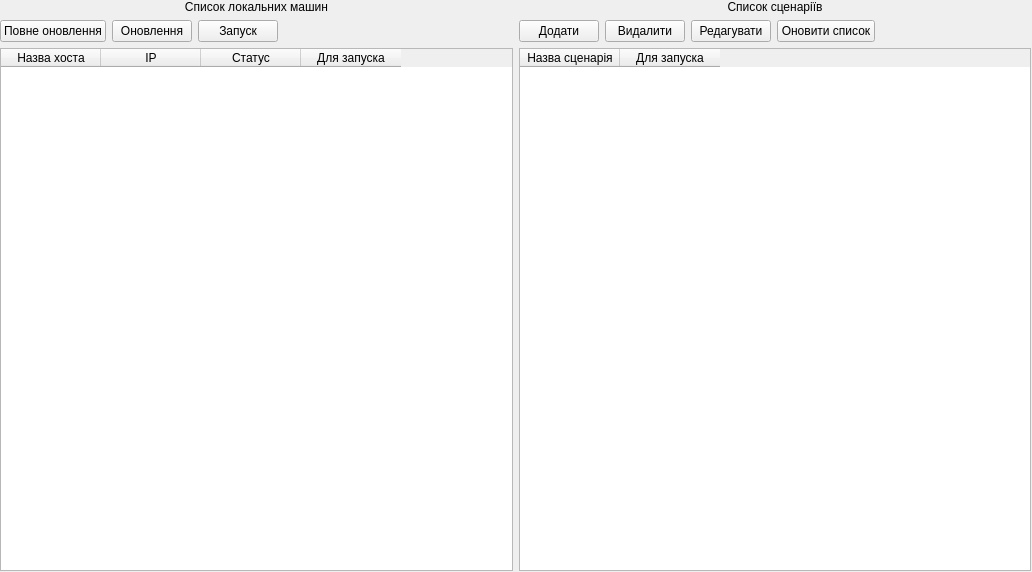
Above: app/view_ui/host_manager.ui from sweetcolor/WinAutoInstaller before the change. Below: the same form after it.
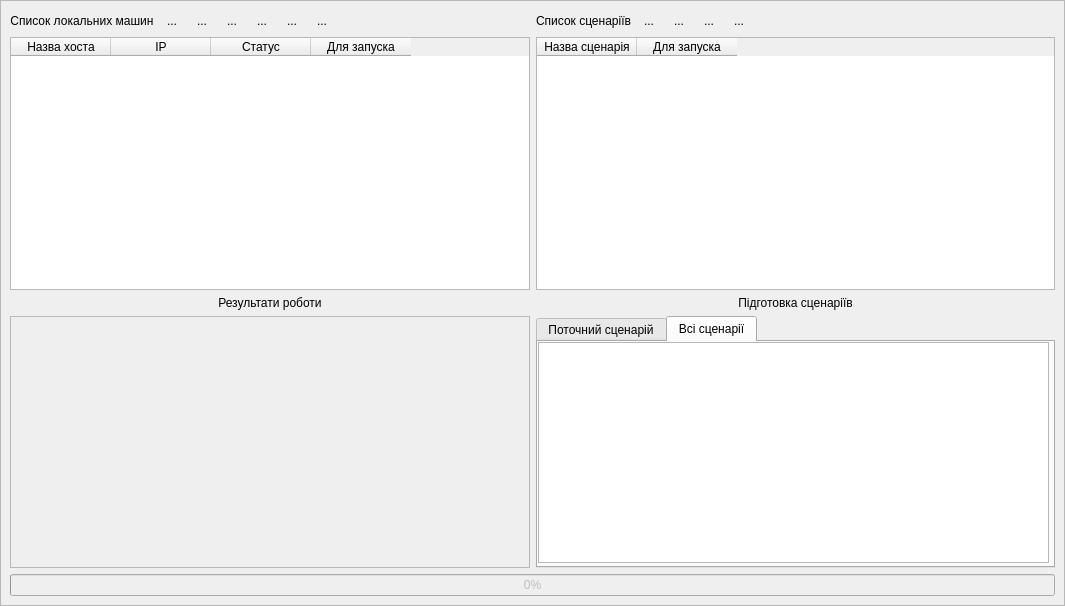
That is the form after the change. The open tabs and pages were chosen to show the change. Icons and pictures are not drawn.

Commit message: change pushButton -> toolButton; add icon

```diff
--- a/app/view_ui/host_manager.ui
+++ b/app/view_ui/host_manager.ui
@@ -6,26 +6,299 @@
    <rect>
     <x>0</x>
     <y>0</y>
-    <width>1032</width>
-    <height>572</height>
+    <width>1065</width>
+    <height>606</height>
    </rect>
   </property>
   <property name="windowTitle">
    <string>Form</string>
   </property>
-  <widget class="QWidget" name="layoutWidget">
+  <layout class="QGridLayout" name="gridLayout">
+   <property name="leftMargin">
+    <number>0</number>
+   </property>
+   <property name="topMargin">
+    <number>0</number>
+   </property>
+   <property name="rightMargin">
+    <number>0</number>
+   </property>
+   <property name="bottomMargin">
+    <number>0</number>
+   </property>
+   <property name="spacing">
+    <number>0</number>
+   </property>
+   <item row="0" column="0">
+    <widget class="QScrollArea" name="scrollArea">
+     <property name="widgetResizable">
+      <bool>true</bool>
+     </property>
+     <widget class="QWidget" name="scrollAreaWidgetContents">
    <property name="geometry">
     <rect>
      <x>0</x>
      <y>0</y>
-     <width>1031</width>
-     <height>571</height>
-    </rect>
-   </property>
-   <layout class="QGridLayout" name="hostManagerTabGridLayout">
+        <width>1063</width>
+        <height>604</height>
+       </rect>
+      </property>
+      <layout class="QGridLayout" name="gridLayout_2">
+       <item row="0" column="0">
+        <layout class="QVBoxLayout" name="verticalLayout">
+         <item>
+          <layout class="QVBoxLayout" name="hostListVerticalLayout">
+           <item>
+            <layout class="QHBoxLayout" name="hostListButtonsHorizontalLayout">
+             <item>
+              <widget class="QLabel" name="localMachineListLabel">
+               <property name="text">
+                <string>Список локальних машин</string>
+               </property>
+               <property name="alignment">
+                <set>Qt::AlignCenter</set>
+               </property>
+              </widget>
+             </item>
+             <item>
+              <widget class="QToolButton" name="saveToDatabaselButton">
+               <property name="toolTip">
+                <string>Збереження списку в базі</string>
+               </property>
+               <property name="text">
+                <string>...</string>
+               </property>
+               <property name="icon">
+                <iconset resource="view.qrc">
+                 <normaloff>:/images/database.png</normaloff>:/images/database.png</iconset>
+               </property>
+               <property name="iconSize">
+                <size>
+                 <width>27</width>
+                 <height>27</height>
+                </size>
+               </property>
+               <property name="checkable">
+                <bool>false</bool>
+               </property>
+               <property name="autoRepeat">
+                <bool>false</bool>
+               </property>
+               <property name="autoRaise">
+                <bool>true</bool>
+               </property>
+              </widget>
+             </item>
+             <item>
+              <widget class="QToolButton" name="fullUpdateHostListButton">
+               <property name="text">
+                <string>...</string>
+               </property>
+               <property name="icon">
+                <iconset resource="view.qrc">
+                 <normaloff>:/images/full-update.png</normaloff>:/images/full-update.png</iconset>
+               </property>
+               <property name="iconSize">
+                <size>
+                 <width>27</width>
+                 <height>27</height>
+                </size>
+               </property>
+               <property name="checkable">
+                <bool>false</bool>
+               </property>
+               <property name="autoRepeat">
+                <bool>false</bool>
+               </property>
+               <property name="autoRaise">
+                <bool>true</bool>
+               </property>
+              </widget>
+             </item>
+             <item>
+              <widget class="QToolButton" name="updateHostListButton">
+               <property name="toolTip">
+                <string>Оновлення</string>
+               </property>
+               <property name="text">
+                <string>...</string>
+               </property>
+               <property name="icon">
+                <iconset resource="view.qrc">
+                 <normaloff>:/images/update.png</normaloff>:/images/update.png</iconset>
+               </property>
+               <property name="iconSize">
+                <size>
+                 <width>27</width>
+                 <height>27</height>
+                </size>
+               </property>
+               <property name="checkable">
+                <bool>false</bool>
+               </property>
+               <property name="autoRepeat">
+                <bool>false</bool>
+               </property>
+               <property name="autoRaise">
+                <bool>true</bool>
+               </property>
+              </widget>
+             </item>
+             <item>
+              <widget class="QToolButton" name="startInstalationOnHostsButton">
+               <property name="toolTip">
+                <string>Запуск</string>
+               </property>
+               <property name="text">
+                <string>...</string>
+               </property>
+               <property name="icon">
+                <iconset resource="view.qrc">
+                 <normaloff>:/images/play.png</normaloff>:/images/play.png</iconset>
+               </property>
+               <property name="iconSize">
+                <size>
+                 <width>27</width>
+                 <height>27</height>
+                </size>
+               </property>
+               <property name="checkable">
+                <bool>false</bool>
+               </property>
+               <property name="autoRepeat">
+                <bool>false</bool>
+               </property>
+               <property name="autoRaise">
+                <bool>true</bool>
+               </property>
+              </widget>
+             </item>
+             <item>
+              <widget class="QToolButton" name="downHostItemButton">
+               <property name="toolTip">
+                <string>Осутити вниз</string>
+               </property>
+               <property name="text">
+                <string>...</string>
+               </property>
+               <property name="icon">
+                <iconset resource="view.qrc">
+                 <normaloff>:/images/arrow_down.png</normaloff>:/images/arrow_down.png</iconset>
+               </property>
+               <property name="iconSize">
+                <size>
+                 <width>27</width>
+                 <height>27</height>
+                </size>
+               </property>
+               <property name="checkable">
+                <bool>false</bool>
+               </property>
+               <property name="autoRepeat">
+                <bool>false</bool>
+               </property>
+               <property name="autoRaise">
+                <bool>true</bool>
+               </property>
+              </widget>
+             </item>
+             <item>
+              <widget class="QToolButton" name="upHostItemButton">
+               <property name="toolTip">
+                <string>Підняти вгори</string>
+               </property>
+               <property name="text">
+                <string>...</string>
+               </property>
+               <property name="icon">
+                <iconset resource="view.qrc">
+                 <normaloff>:/images/arrow_up.png</normaloff>:/images/arrow_up.png</iconset>
+               </property>
+               <property name="iconSize">
+                <size>
+                 <width>27</width>
+                 <height>27</height>
+                </size>
+               </property>
+               <property name="checkable">
+                <bool>false</bool>
+               </property>
+               <property name="autoRepeat">
+                <bool>false</bool>
+               </property>
+               <property name="autoRaise">
+                <bool>true</bool>
+               </property>
+              </widget>
+             </item>
+             <item>
+              <spacer name="hostListButtonsHorizontalSpacer">
+               <property name="orientation">
+                <enum>Qt::Horizontal</enum>
+               </property>
+               <property name="sizeHint" stdset="0">
+                <size>
+                 <width>40</width>
+                 <height>20</height>
+                </size>
+               </property>
+              </spacer>
+             </item>
+            </layout>
+           </item>
+           <item>
+            <widget class="QTableWidget" name="hostListTableWidget">
+             <property name="sizeAdjustPolicy">
+              <enum>QAbstractScrollArea::AdjustToContentsOnFirstShow</enum>
+             </property>
+             <column>
+              <property name="text">
+               <string>Назва хоста</string>
+              </property>
+             </column>
+             <column>
+              <property name="text">
+               <string>IP</string>
+              </property>
+             </column>
+             <column>
+              <property name="text">
+               <string>Статус</string>
+              </property>
+             </column>
+             <column>
+              <property name="text">
+               <string>Для запуска</string>
+              </property>
+             </column>
+            </widget>
+           </item>
+           <item>
+            <widget class="QLabel" name="resultLabel">
+             <property name="text">
+              <string>Результати роботи</string>
+             </property>
+             <property name="alignment">
+              <set>Qt::AlignCenter</set>
+             </property>
+            </widget>
+           </item>
+           <item>
+            <widget class="QTextEdit" name="resutTextEdit">
+             <property name="enabled">
+              <bool>false</bool>
+             </property>
+            </widget>
+           </item>
+          </layout>
+         </item>
+        </layout>
+       </item>
     <item row="0" column="1">
      <layout class="QVBoxLayout" name="scriptsListVerticalLayout">
       <item>
+          <layout class="QHBoxLayout" name="scriptsListButtonsHorizontalLayout">
+           <item>
        <widget class="QLabel" name="ScriptListLabel">
         <property name="text">
          <string>Список сценаріїв</string>
@@ -36,32 +309,118 @@
        </widget>
       </item>
       <item>
-       <layout class="QHBoxLayout" name="scriptsListButtonsHorizontalLayout">
-        <item>
-         <widget class="QPushButton" name="addNewScriptButton">
-          <property name="text">
+            <widget class="QToolButton" name="addNewScriptButton">
+             <property name="toolTip">
            <string>Додати</string>
           </property>
+             <property name="text">
+              <string>...</string>
+             </property>
+             <property name="icon">
+              <iconset resource="view.qrc">
+               <normaloff>:/images/plus.png</normaloff>:/images/plus.png</iconset>
+             </property>
+             <property name="iconSize">
+              <size>
+               <width>27</width>
+               <height>27</height>
+              </size>
+             </property>
+             <property name="checkable">
+              <bool>false</bool>
+             </property>
+             <property name="autoRepeat">
+              <bool>false</bool>
+             </property>
+             <property name="autoRaise">
+              <bool>true</bool>
+             </property>
          </widget>
         </item>
         <item>
-         <widget class="QPushButton" name="removeScriptButton">
-          <property name="text">
+            <widget class="QToolButton" name="removeScriptButton">
+             <property name="toolTip">
            <string>Видалити</string>
           </property>
+             <property name="text">
+              <string>...</string>
+             </property>
+             <property name="icon">
+              <iconset resource="view.qrc">
+               <normaloff>:/images/minus.png</normaloff>:/images/minus.png</iconset>
+             </property>
+             <property name="iconSize">
+              <size>
+               <width>27</width>
+               <height>27</height>
+              </size>
+             </property>
+             <property name="checkable">
+              <bool>false</bool>
+             </property>
+             <property name="autoRepeat">
+              <bool>false</bool>
+             </property>
+             <property name="autoRaise">
+              <bool>true</bool>
+             </property>
          </widget>
         </item>
         <item>
-         <widget class="QPushButton" name="editScriptButton">
-          <property name="text">
+            <widget class="QToolButton" name="editScriptButton">
+             <property name="toolTip">
            <string>Редагувати</string>
           </property>
+             <property name="text">
+              <string>...</string>
+             </property>
+             <property name="icon">
+              <iconset resource="view.qrc">
+               <normaloff>:/images/pencil.png</normaloff>:/images/pencil.png</iconset>
+             </property>
+             <property name="iconSize">
+              <size>
+               <width>27</width>
+               <height>27</height>
+              </size>
+             </property>
+             <property name="checkable">
+              <bool>false</bool>
+             </property>
+             <property name="autoRepeat">
+              <bool>false</bool>
+             </property>
+             <property name="autoRaise">
+              <bool>true</bool>
+             </property>
          </widget>
         </item>
         <item>
-         <widget class="QPushButton" name="updateScriptsListPushButton">
+            <widget class="QToolButton" name="updateScriptsListPushButton">
+             <property name="toolTip">
+              <string>Оновлення</string>
+             </property>
           <property name="text">
-           <string>Оновити список</string>
+              <string>...</string>
+             </property>
+             <property name="icon">
+              <iconset resource="view.qrc">
+               <normaloff>:/images/full-update.png</normaloff>:/images/full-update.png</iconset>
+             </property>
+             <property name="iconSize">
+              <size>
+               <width>27</width>
+               <height>27</height>
+              </size>
+             </property>
+             <property name="checkable">
+              <bool>false</bool>
+             </property>
+             <property name="autoRepeat">
+              <bool>false</bool>
+             </property>
+             <property name="autoRaise">
+              <bool>true</bool>
           </property>
          </widget>
         </item>
@@ -94,14 +453,10 @@
         </column>
        </widget>
       </item>
-     </layout>
-    </item>
-    <item row="0" column="0">
-     <layout class="QVBoxLayout" name="hostListVerticalLayout">
       <item>
-       <widget class="QLabel" name="localMachineListLabel">
+          <widget class="QLabel" name="prepareScriptLabel">
         <property name="text">
-         <string>Список локальних машин</string>
+            <string>Підготовка сценаріїв</string>
         </property>
         <property name="alignment">
          <set>Qt::AlignCenter</set>
@@ -109,72 +464,74 @@
        </widget>
       </item>
       <item>
-       <layout class="QHBoxLayout" name="hostListButtonsHorizontalLayout">
-        <item>
-         <widget class="QPushButton" name="fullUpdateHostListButton">
-          <property name="text">
-           <string>Повне оновлення</string>
-          </property>
-         </widget>
-        </item>
-        <item>
-         <widget class="QPushButton" name="updateHostListButton">
-          <property name="text">
-           <string>Оновлення</string>
-          </property>
-         </widget>
-        </item>
+          <widget class="QTabWidget" name="prepareScriptTabWidget">
+           <property name="currentIndex">
+            <number>0</number>
+           </property>
+           <widget class="QWidget" name="currentScriptTab">
+            <attribute name="title">
+             <string>Поточний сценарій</string>
+            </attribute>
+            <widget class="QWidget" name="verticalLayoutWidget">
+             <property name="geometry">
+              <rect>
+               <x>-1</x>
+               <y>-1</y>
+               <width>511</width>
+               <height>221</height>
+              </rect>
+             </property>
+             <layout class="QVBoxLayout" name="currentScriptVerticalLayout">
         <item>
-         <widget class="QPushButton" name="startInstalationOnHostsButton">
-          <property name="text">
-           <string>Запуск</string>
-          </property>
-         </widget>
-        </item>
-        <item>
-         <spacer name="hostListButtonsHorizontalSpacer">
-          <property name="orientation">
-           <enum>Qt::Horizontal</enum>
-          </property>
-          <property name="sizeHint" stdset="0">
-           <size>
-            <width>40</width>
-            <height>20</height>
-           </size>
-          </property>
-         </spacer>
-        </item>
-       </layout>
-      </item>
-      <item>
-       <widget class="QTableWidget" name="hostListTableWidget">
-        <column>
-         <property name="text">
-          <string>Назва хоста</string>
+               <widget class="QTextEdit" name="currentScriptTextEdit"/>
+              </item>
+             </layout>
+            </widget>
+            <zorder>verticalLayoutWidget</zorder>
+            <zorder></zorder>
+           </widget>
+           <widget class="QWidget" name="allScriptsTab">
+            <attribute name="title">
+             <string>Всі сценарії</string>
+            </attribute>
+            <widget class="QWidget" name="verticalLayoutWidget_2">
+             <property name="geometry">
+              <rect>
+               <x>0</x>
+               <y>0</y>
+               <width>511</width>
+               <height>221</height>
+              </rect>
+             </property>
+             <layout class="QVBoxLayout" name="allScriptsVerticalLayout">
+              <item>
+               <widget class="QTextEdit" name="allScriptsTextEdit"/>
+              </item>
+             </layout>
+            </widget>
+           </widget>
+          </widget>
+         </item>
+        </layout>
+       </item>
+       <item row="1" column="0" colspan="2">
+        <widget class="QProgressBar" name="resultProgressBar">
+         <property name="enabled">
+          <bool>false</bool>
          </property>
-        </column>
-        <column>
-         <property name="text">
-          <string>IP</string>
+         <property name="value">
+          <number>0</number>
          </property>
-        </column>
-        <column>
-         <property name="text">
-          <string>Статус</string>
-         </property>
-        </column>
-        <column>
-         <property name="text">
-          <string>Для запуска</string>
-         </property>
-        </column>
        </widget>
       </item>
      </layout>
+     </widget>
+    </widget>
     </item>
    </layout>
   </widget>
- </widget>
- <resources/>
+ <resources>
+  <include location="view.qrc"/>
+ </resources>
  <connections/>
 </ui>
```
Lines whose indentation alone changed are shown as unchanged. The commit also changes 31 other files.
